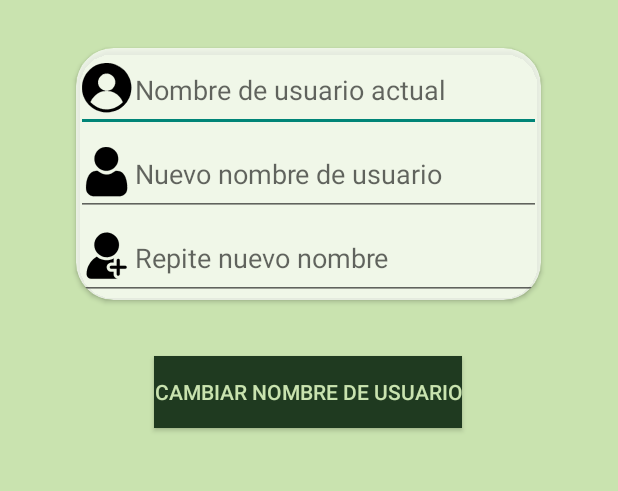
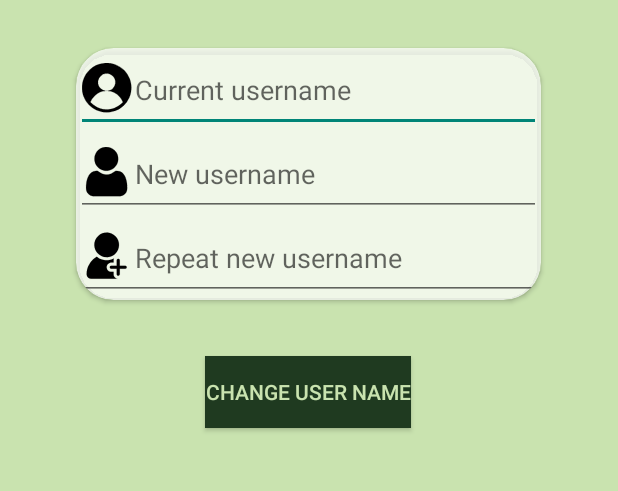
Before and after one commit to Claraf05/PAD-Appdopta, an Android app: the ChangeUserActivity screen opened directly, with no data from a screen before it, on a phone screen of 412 x 824 dp, the part 397-888 px from its top. Run offline under Robolectric (Android 15) with nearby library versions, the phone set to English and light mode, and no system bars; 8 statements that could not run were skipped.

Commit message:
Traduccion
ChangePassword y ChangeUser

```diff
--- a/app/src/main/res/layout-land/activity_change_user.xml
+++ b/app/src/main/res/layout-land/activity_change_user.xml
@@ -52,7 +52,7 @@
                 android:layout_height="wrap_content"
                 android:drawableLeft="@drawable/ic_user"
                 android:ems="10"
-                android:hint="Nombre de usuario actual"
+                android:hint="@string/currUser"
                 android:inputType="textPersonName"
                 android:minHeight="48dp" />
 
@@ -62,7 +62,7 @@
                 android:layout_height="wrap_content"
                 android:drawableLeft="@drawable/ic_usersimple"
                 android:ems="10"
-                android:hint="Nuevo nombre de usuario"
+                android:hint="@string/newUser"
                 android:inputType="textPersonName"
                 tools:ignore="TouchTargetSizeCheck" />
 
@@ -72,7 +72,7 @@
                 android:layout_height="wrap_content"
                 android:drawableLeft="@drawable/ic_newuser"
                 android:ems="10"
-                android:hint="Repite nuevo nombre"
+                android:hint="@string/reNewUser"
                 android:inputType="textPersonName"
                 android:minHeight="48dp" />
         </LinearLayout>
@@ -89,7 +89,7 @@
         android:layout_marginBottom="16dp"
         android:background="#1F3A20"
         android:onClick="change"
-        android:text="Cambiar nombre de usuario"
+        android:text="@string/changeName"
         android:textColor="#C9E3AF"
         app:layout_constraintBottom_toBottomOf="parent"
         app:layout_constraintEnd_toEndOf="parent"
--- a/app/src/main/res/layout-land/activity_user.xml
+++ b/app/src/main/res/layout-land/activity_user.xml
@@ -123,7 +123,7 @@
                 android:layout_width="wrap_content"
                 android:layout_height="56dp"
                 android:onClick="changeUser_U"
-                android:text="@string/changeUser"
+                android:text="@string/changeName"
                 android:textColor="#C9E3AF"
                 app:backgroundTint="#1F3A20" />
 
--- a/app/src/main/res/layout/activity_change_user.xml
+++ b/app/src/main/res/layout/activity_change_user.xml
@@ -52,7 +52,7 @@
                 android:layout_height="wrap_content"
                 android:drawableLeft="@drawable/ic_user"
                 android:ems="10"
-                android:hint="Nombre de usuario actual"
+                android:hint="@string/currUser"
                 android:inputType="textPersonName"
                 android:minHeight="48dp" />
 
@@ -62,7 +62,7 @@
                 android:layout_height="wrap_content"
                 android:drawableLeft="@drawable/ic_usersimple"
                 android:ems="10"
-                android:hint="Nuevo nombre de usuario"
+                android:hint="@string/newUser"
                 android:inputType="textPersonName"
                 tools:ignore="TouchTargetSizeCheck" />
 
@@ -72,7 +72,7 @@
                 android:layout_height="wrap_content"
                 android:drawableLeft="@drawable/ic_newuser"
                 android:ems="10"
-                android:hint="Repite nuevo nombre"
+                android:hint="@string/reNewUser"
                 android:inputType="textPersonName"
                 android:minHeight="48dp" />
         </LinearLayout>
@@ -86,7 +86,7 @@
         android:layout_marginTop="37dp"
         android:background="#1F3A20"
         android:onClick="change"
-        android:text="Cambiar nombre de usuario"
+        android:text="@string/changeName"
         android:textColor="#C9E3AF"
         app:layout_constraintBottom_toBottomOf="parent"
         app:layout_constraintEnd_toEndOf="parent"
--- a/app/src/main/res/layout/activity_user.xml
+++ b/app/src/main/res/layout/activity_user.xml
@@ -239,7 +239,7 @@
         android:layout_marginEnd="32dp"
         android:layout_marginBottom="6dp"
         android:onClick="changeUser_U"
-        android:text="@string/changeUser"
+        android:text="@string/changeName"
         android:textColor="#C9E3AF"
         app:backgroundTint="#1F3A20"
         app:layout_constraintBottom_toTopOf="@+id/changePwButton"
--- a/app/src/main/res/values/strings.xml
+++ b/app/src/main/res/values/strings.xml
@@ -21,14 +21,18 @@
     <string name="userInfo">User information</string>
     <string name="changeName">Change user name</string>
     <string name="changePass">Change password</string>
-    <string name="changeUser">Change user</string>
     <string name="catchphrase">🐾 Find your perfect pet 🐾</string>
     <string name="search">Search</string>
     <string name="adoptionPets">Pets for adoption</string>
     <string name="viewPets">View your pets</string>
     <string name="updatedEmail">Email successfully updated</string>
     <string name="updatedPhone">Phone successfully updated</string>
+    <string name="updatedUser">User name successfully updated</string>
+    <string name="updatedPass">Password successfully updated</string>
     <string name="addPets">Add a pet</string>
+    <string name="currUser">Current username</string>
+    <string name="newUser">New username</string>
+    <string name="reNewUser">Repeat new username</string>
     <string name="currPass">Current password</string>
     <string name="newPass">New password</string>
     <string name="reNewPass">Repeat new password</string>
@@ -57,7 +61,10 @@
     <string name="userNotFound">The user doesn\'t exists</string>
     <string name="fieldsNotCompleted">Fill all the fields</string>
     <string name="existingUser">The user already exists</string>
+    <string name="diffUser">The usernames doesn\'t match</string>
+    <string name="wrongCurrUser">Wrong current username</string>
     <string name="diffPass">The passwords doesn\'t match</string>
+    <string name="wrongCurrPass">Wrong current password</string>
 
 
     <!-- Preference Titles -->
@@ -74,7 +81,7 @@
     <string name="attachment_summary_on">Automatically download attachments for incoming emails
     </string>
     <string name="attachment_summary_off">Only download attachments when manually requested</string>
-    <string name="nombreMascota">Nombre</string>
+    <string name="nombreMascota" translatable="false">Nombre</string>
     <string name="especieMascota">Especie</string>
 
 </resources>
```
Also changed, not shown: app/src/main/java/es/ucm/fdi/appdopta/features/user/changeInfo/ChangePasswordActivity.java (+4 -4 lines), app/src/main/java/es/ucm/fdi/appdopta/features/user/changeInfo/ChangeUserActivity.java (+4 -4 lines), 3 other files.
